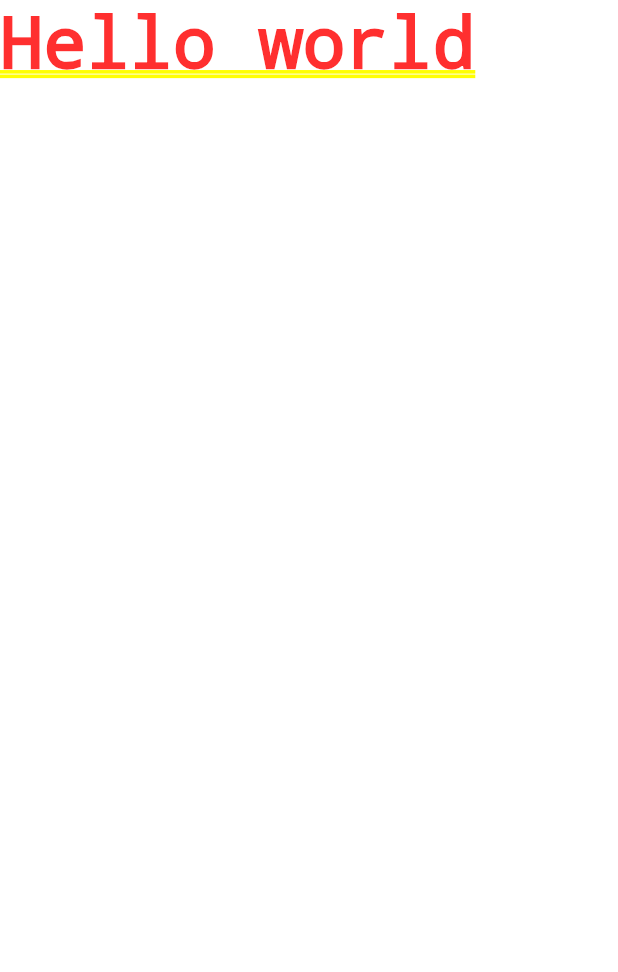
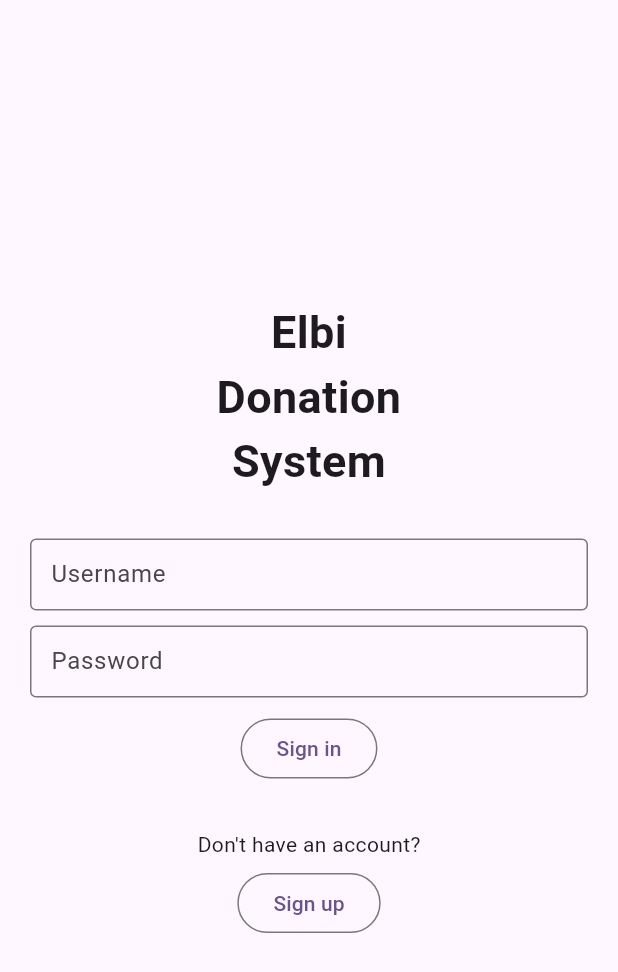
Before and after one commit to ArlJethroMaranan/cmsc-23-project-group4, a Flutter app: the screen it shows after launch, on a phone screen of 412 x 824 dp. Shown: the top 972 px of the screen. Run offline on Flutter 3.47's test engine with Material 3 defaults, Android fonts, the light colour scheme and no system bars.

Commit message:
feat: added auth pages

```diff
--- a/cmsc_23_proj/lib/main.dart
+++ b/cmsc_23_proj/lib/main.dart
@@ -1,3 +1,4 @@
+import 'package:cmsc_23_proj/screens/auth_pages/auth_main.dart';
 import 'package:flutter/material.dart';
 
 void main() {
@@ -15,7 +16,11 @@ class MyApp extends StatelessWidget {
         colorScheme: ColorScheme.fromSeed(seedColor: Colors.deepPurple),
         useMaterial3: true,
       ),
-      home: const Text("Hello world"),
+      onGenerateRoute: (settings) {
+        if (settings.name == '/'){
+          return MaterialPageRoute(builder: (context) => const AuthMain());
+        }
+      },
     );
   }
 }
--- a/cmsc_23_proj/lib/screens/auth_pages/auth_main.dart
+++ b/cmsc_23_proj/lib/screens/auth_pages/auth_main.dart
@@ -0,0 +1,37 @@
+import 'package:cmsc_23_proj/screens/auth_pages/sign_in.dart';
+import 'package:cmsc_23_proj/screens/auth_pages/sign_up/sign_up_main.dart';
+import 'package:cmsc_23_proj/screens/auth_pages/sign_up/sign_up_org.dart';
+import 'package:cmsc_23_proj/screens/not_found.dart';
+import 'package:flutter/material.dart';
+
+class AuthMain extends StatefulWidget {
+  const AuthMain({super.key});
+
+  @override
+  State<AuthMain> createState() => _AuthMainState();
+}
+
+class _AuthMainState extends State<AuthMain> {
+  @override
+  Widget build(BuildContext context) {
+    return MaterialApp(
+      title: 'Flutter Demo',
+      theme: ThemeData(
+        colorScheme: ColorScheme.fromSeed(seedColor: Colors.deepPurple),
+        useMaterial3: true,
+      ),
+      onGenerateRoute: (settings) {
+        if (settings.name == '/'){
+          return MaterialPageRoute(builder: (context) => const UserSignIn());
+        } else if (settings.name == '/sign-up'){
+          return MaterialPageRoute(builder: (context) => const UserSignUp());
+        } else if (settings.name == '/sign-up-org'){
+          return MaterialPageRoute(builder: (context) => const UserSignUpOrg());
+        }
+        else {
+          return MaterialPageRoute(builder: (context) => const NotFound());
+        }
+      },
+    );
+  }
+}
--- /dev/null
+++ b/cmsc_23_proj/lib/screens/auth_pages/sign_in.dart
@@ -0,0 +1,95 @@
+import 'package:flutter/material.dart';
+
+class UserSignIn extends StatefulWidget {
+  const UserSignIn({super.key});
+
+  @override
+  State<UserSignIn> createState() => _UserSignInState();
+}
+
+class _UserSignInState extends State<UserSignIn> {
+  final TextEditingController nameController = TextEditingController();
+  String nameInput = "";
+
+  // @override
+  // void dispose() {
+  //   nameController.dispose();
+  //   super.dispose();
+  // }
+
+  // @override
+  // void initState() {
+  //   super.initState();
+  //   nameController.addListener(() {
+  //     widget.onNameChanged(nameController.text, nameController);
+  //   });
+  // }
+
+  @override
+  Widget build(BuildContext context) {
+    return Scaffold(
+      body: Center(
+        child: Column(
+          mainAxisAlignment: MainAxisAlignment.start,
+          children: [
+            const Padding(padding: EdgeInsets.only(bottom: 200)),
+            const Text(
+              "Elbi\nDonation\nSystem",
+              textAlign: TextAlign.center,
+              style: TextStyle(
+                fontWeight: FontWeight.bold,
+                fontSize: 30
+              ),
+            ),
+            const Padding(padding: EdgeInsets.only(top: 30)),
+            Container(
+              padding: const EdgeInsets.fromLTRB(20, 0, 20, 0),
+              child: TextFormField(
+                validator: (nameInput) {
+                  if (nameInput == "") return "Username required";
+                  return null;
+                },
+                controller: nameController,
+                decoration: const InputDecoration(
+                  border: OutlineInputBorder(),
+                  contentPadding: EdgeInsets.all(10),
+                  label: Text("Username"),
+                ),
+              ),
+            ),
+            const Padding(padding: EdgeInsets.only(top: 10)),
+            Container(
+              padding: const EdgeInsets.fromLTRB(20, 0, 20, 0),
+              child: TextFormField(
+                validator: (nameInput) {
+                  if (nameInput == "") return "Password required";
+                  return null;
+                },
+                controller: nameController,
+                decoration: const InputDecoration(
+                  border: OutlineInputBorder(),
+                  contentPadding: EdgeInsets.all(10),
+                  label: Text("Password"),
+                ),
+              ),
+            ),
+            const Padding(padding: EdgeInsets.only(top: 10)),
+            OutlinedButton(
+              onPressed: () {},
+              child: const Text('Sign in'),
+            ),
+            const Padding(padding: EdgeInsets.only(top: 30)),
+            const Text("Don't have an account?"),
+            const Padding(padding: EdgeInsets.only(top: 5)),
+            OutlinedButton(
+              onPressed: () {},
+              child: const Text("Sign up"),
+            ),
+          ],
+        ),
+      )
+
+
+    );
+  }
+}
```
Also changed, not shown: cmsc_23_proj/lib/screens/auth_pages/sign_up/sign_up_main.dart (added, +15 -0 lines), cmsc_23_proj/lib/screens/auth_pages/sign_up/sign_up_org.dart (added, +15 -0 lines), cmsc_23_proj/lib/screens/not_found.dart (added, +10 -0 lines), cmsc_23_proj/package-lock.json (added).
